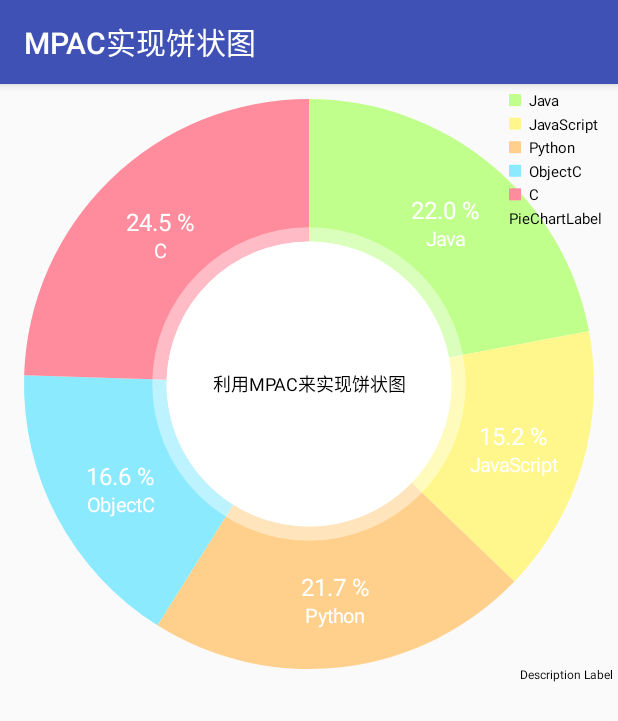
After one commit to lvwe/AndroidCharts, an Android app: the PieChartActivity screen opened directly, with no data from a screen before it, on a phone screen of 412 x 824 dp. The commit adds this screen. Shown: the top 721 px of the screen. Run offline under Robolectric (Android 15) with nearby library versions, the phone set to English and light mode, and no system bars.

Commit message:
MPAC实现饼状图

```diff
--- a/app/src/main/AndroidManifest.xml
+++ b/app/src/main/AndroidManifest.xml
@@ -25,6 +25,8 @@
         </activity>
         <activity android:name=".activity.KChartActivity">
         </activity>
+        <activity android:name=".activity.PieChartActivity">
+        </activity>
     </application>
 
 </manifest>
--- a/app/src/main/java/com/example/administrator/androidcharts/activity/MainActivity.java
+++ b/app/src/main/java/com/example/administrator/androidcharts/activity/MainActivity.java
@@ -75,6 +75,7 @@ public class MainActivity extends ListActivity {
                         ActivityRouter.goToTarget(MainActivity.this,KChartActivity.class);
                         break;
                     case 4:
+                        ActivityRouter.goToTarget(MainActivity.this,PieChartActivity.class);
                         break;
                     case 5:
                         break;
--- /dev/null
+++ b/app/src/main/java/com/example/administrator/androidcharts/activity/PieChartActivity.java
@@ -0,0 +1,112 @@
+package com.example.administrator.androidcharts.activity;
+
+import android.graphics.Color;
+import android.support.v7.app.AppCompatActivity;
+import android.os.Bundle;
+
+import com.example.administrator.androidcharts.R;
+import com.github.mikephil.charting.charts.PieChart;
+import com.github.mikephil.charting.components.Legend;
+import com.github.mikephil.charting.data.PieData;
+import com.github.mikephil.charting.data.PieDataSet;
+import com.github.mikephil.charting.data.PieEntry;
+import com.github.mikephil.charting.formatter.PercentFormatter;
+
+import java.util.ArrayList;
+import java.util.List;
+
+public class PieChartActivity extends BaseActivity {
+    private static final String LABEL1 = "PieChartLabel";
+
+    private PieChart mPieChart;
+
+    private String[] mParties = {"Java","JavaScript","Python","ObjectC","C","Swift","C++",".Net"};
+
+    //每一部分的颜色值
+    private int[] mColors = {  Color.rgb(192, 255, 140),
+            Color.rgb(255, 247, 140),
+            Color.rgb(255, 208, 140),
+            Color.rgb(140, 234, 255),
+            Color.rgb(255, 140, 157),
+            Color.rgb(217, 80, 138),
+            Color.rgb(254, 149, 7),
+            Color.rgb(254, 247, 120)
+    };
+
+    @Override
+    protected int getLayoutId() {
+        setTitle(R.string.title_pie_chart);
+        return R.layout.activity_pie_chart;
+    }
+
+    @Override
+    protected void initParams() {
+
+        initPieChart();
+        setPieChartData(5,100);
+        mPieChart.invalidate();
+
+    }
+
+    private void initPieChart() {
+
+        mPieChart.setNoDataText(getResources().getString(R.string.no_data));
+        mPieChart.setCenterText(getResources().getString(R.string.pie_center));
+        mPieChart.setDrawCenterText(true);
+        //设置饼状图最大角度，圆形：360，半圆形：180
+        mPieChart.setMaxAngle(360);
+
+        //是否用百分比来显示值
+        mPieChart.setUsePercentValues(true);
+
+        mPieChart.setDrawEntryLabels(true);//相當于X軸座標
+
+        mPieChart.setTouchEnabled(true);
+
+        mPieChart.setDrawHoleEnabled(true);
+        mPieChart.setHoleColor(Color.WHITE);
+
+        //设置标记显示的位置
+        Legend l = mPieChart.getLegend();
+        l.setVerticalAlignment(Legend.LegendVerticalAlignment.TOP);
+        l.setHorizontalAlignment(Legend.LegendHorizontalAlignment.RIGHT);
+        l.setOrientation(Legend.LegendOrientation.VERTICAL);
+        l.setEnabled(true);
+        l.setDrawInside(true);
+    }
+
+    @Override
+    public void onContentChanged() {
+        mPieChart = (PieChart) findViewById(R.id.pie_chart);
+    }
+
+    private void setPieChartData(int count, float range) {
+
+        List<PieEntry> values = new ArrayList<>();
+        for (int i =0;i<count;i++){
+            float val = (float) (Math.random()*range + range/5);
+            PieEntry pieEntry = new PieEntry(val,mParties[i%mParties.length],null);
+            values.add(pieEntry);
+        }
+
+        PieDataSet pieDataSet = new PieDataSet(values,LABEL1);
+        pieDataSet.setSelectionShift(10);
+        pieDataSet.setDrawValues(true);
+
+        //设置值的字体颜色大小
+        pieDataSet.setValueTextColor(Color.WHITE);
+        pieDataSet.setValueTextSize(16);
+
+        // add a lot of colors
+        ArrayList<Integer> colors = new ArrayList<Integer>();
+        for (int c : mColors){
+            colors.add(c);
+        }
+        pieDataSet.setColors(colors);
+
+        PieData pieData = new PieData(pieDataSet);
+        pieData.setDrawValues(true);
+        pieData.setValueFormatter(new PercentFormatter());
+        mPieChart.setData(pieData);
+    }
+}
--- /dev/null
+++ b/app/src/main/res/layout/activity_pie_chart.xml
@@ -0,0 +1,17 @@
+<?xml version="1.0" encoding="utf-8"?>
+<LinearLayout
+    xmlns:android="http://schemas.android.com/apk/res/android"
+    xmlns:tools="http://schemas.android.com/tools"
+    android:id="@+id/activity_pie_chart"
+    android:layout_width="match_parent"
+    android:layout_height="match_parent"
+    android:orientation="vertical"
+    tools:context="com.example.administrator.androidcharts.activity.PieChartActivity">
+
+
+    <com.github.mikephil.charting.charts.PieChart
+        android:layout_width="match_parent"
+        android:layout_height="400dp"
+        android:id="@+id/pie_chart"></com.github.mikephil.charting.charts.PieChart>
+
+</LinearLayout>
```
